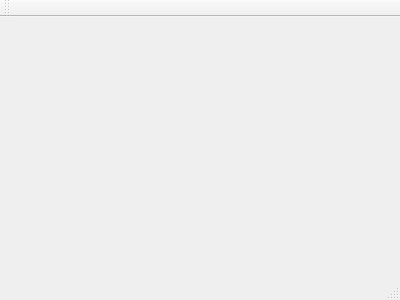
Qt form WaveformGenerator/mainwindow.ui (VioletGiraffe/Arduino-MIDI-Synth) before a commit.
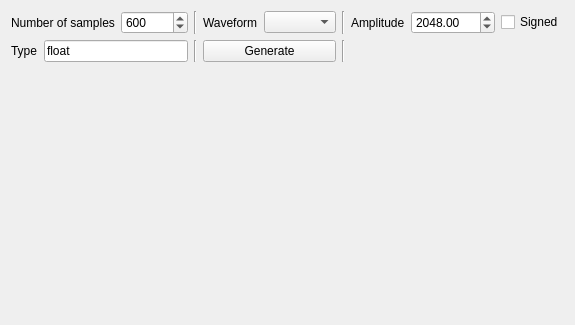
The same form after that commit.

The edit to the form file:
```diff
--- a/WaveformGenerator/mainwindow.ui
+++ b/WaveformGenerator/mainwindow.ui
@@ -1,24 +1,176 @@
 <ui version="4.0">
  <class>MainWindow</class>
- <widget class="QMainWindow" name="MainWindow" >
-  <property name="geometry" >
+ <widget class="QMainWindow" name="MainWindow">
+  <property name="geometry">
    <rect>
     <x>0</x>
     <y>0</y>
-    <width>400</width>
-    <height>300</height>
+    <width>555</width>
+    <height>325</height>
    </rect>
   </property>
   <property name="windowTitle" >
    <string>MainWindow</string>
   </property>
-  <widget class="QMenuBar" name="menuBar" />
-  <widget class="QToolBar" name="mainToolBar" />
-  <widget class="QWidget" name="centralWidget" />
-  <widget class="QStatusBar" name="statusBar" />
+  <widget class="QWidget" name="centralWidget">
+   <layout class="QVBoxLayout" name="verticalLayout" stretch="0,1">
+    <item>
+     <layout class="QGridLayout" name="gridLayout" columnstretch="0,0,1">
+      <item row="0" column="0">
+       <layout class="QHBoxLayout" name="horizontalLayout_2">
+        <item>
+         <widget class="QLabel" name="label">
+          <property name="text">
+           <string>Number of samples</string>
+          </property>
+         </widget>
+        </item>
+        <item>
+         <widget class="QSpinBox" name="numSamples">
+          <property name="maximum">
+           <number>100000</number>
+          </property>
+          <property name="value">
+           <number>600</number>
+          </property>
+         </widget>
+        </item>
+        <item>
+         <widget class="Line" name="line">
+          <property name="orientation">
+           <enum>Qt::Vertical</enum>
+          </property>
+         </widget>
+        </item>
+       </layout>
+      </item>
+      <item row="0" column="1">
+       <layout class="QHBoxLayout" name="horizontalLayout_3">
+        <item>
+         <widget class="QLabel" name="label_2">
+          <property name="text">
+           <string>Waveform</string>
+          </property>
+         </widget>
+        </item>
+        <item>
+         <widget class="QComboBox" name="waveform"/>
+        </item>
+        <item>
+         <widget class="Line" name="line_2">
+          <property name="orientation">
+           <enum>Qt::Vertical</enum>
+          </property>
+         </widget>
+        </item>
+       </layout>
+      </item>
+      <item row="0" column="2">
+       <layout class="QHBoxLayout" name="horizontalLayout_4">
+        <item>
+         <widget class="QLabel" name="label_3">
+          <property name="text">
+           <string>Amplitude</string>
+          </property>
+         </widget>
+        </item>
+        <item>
+         <widget class="QDoubleSpinBox" name="amplitude">
+          <property name="minimum">
+           <double>0.010000000000000</double>
+          </property>
+          <property name="maximum">
+           <double>1000000.000000000000000</double>
+          </property>
+          <property name="value">
+           <double>2048.000000000000000</double>
+          </property>
+         </widget>
+        </item>
+        <item>
+         <widget class="QCheckBox" name="signedSamples">
+          <property name="text">
+           <string>Signed</string>
+          </property>
+         </widget>
+        </item>
+        <item>
+         <spacer name="horizontalSpacer">
+          <property name="orientation">
+           <enum>Qt::Horizontal</enum>
+          </property>
+          <property name="sizeHint" stdset="0">
+           <size>
+            <width>40</width>
+            <height>20</height>
+           </size>
+          </property>
+         </spacer>
+        </item>
+       </layout>
+      </item>
+      <item row="1" column="0">
+       <layout class="QHBoxLayout" name="horizontalLayout">
+        <item>
+         <widget class="QLabel" name="label_4">
+          <property name="text">
+           <string>Type</string>
+          </property>
+         </widget>
+        </item>
+        <item>
+         <widget class="QLineEdit" name="type">
+          <property name="text">
+           <string>float</string>
+          </property>
+         </widget>
+        </item>
+        <item>
+         <widget class="Line" name="line_3">
+          <property name="orientation">
+           <enum>Qt::Vertical</enum>
+          </property>
+         </widget>
+        </item>
+       </layout>
+      </item>
+      <item row="1" column="1">
+       <layout class="QHBoxLayout" name="horizontalLayout_5">
+        <item>
+         <widget class="QPushButton" name="generate">
+          <property name="text">
+           <string>Generate</string>
+          </property>
+         </widget>
+        </item>
+        <item>
+         <widget class="Line" name="line_4">
+          <property name="orientation">
+           <enum>Qt::Vertical</enum>
+          </property>
+         </widget>
+        </item>
+       </layout>
+      </item>
+     </layout>
+    </item>
+    <item>
+     <widget class="QWidget" name="chartWidget" native="true"/>
+    </item>
+   </layout>
+  </widget>
+  <widget class="QMenuBar" name="menuBar">
+   <property name="geometry">
+    <rect>
+     <x>0</x>
+     <y>0</y>
+     <width>555</width>
+     <height>21</height>
+    </rect>
+   </property>
+  </widget>
  </widget>
- <layoutDefault spacing="6" margin="11" />
- <pixmapfunction></pixmapfunction>
+ <layoutdefault spacing="6" margin="11"/>
  <resources/>
  <connections/>
 </ui>
```
Left out of the diff: 5 changed lines with no effect on the pictures.
